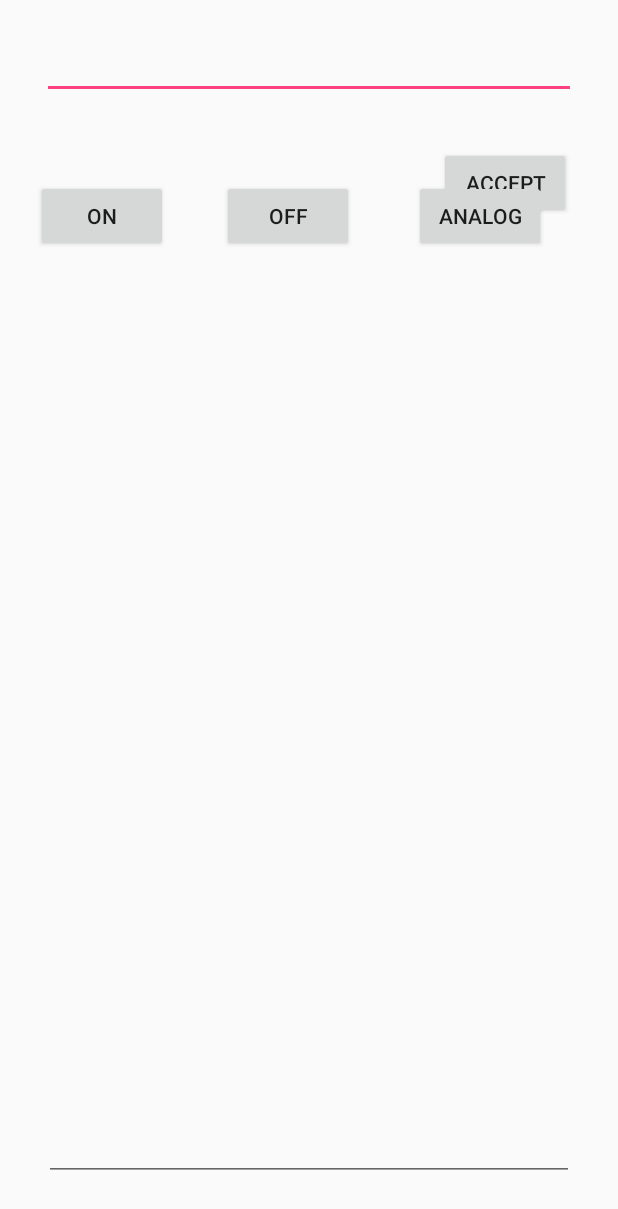
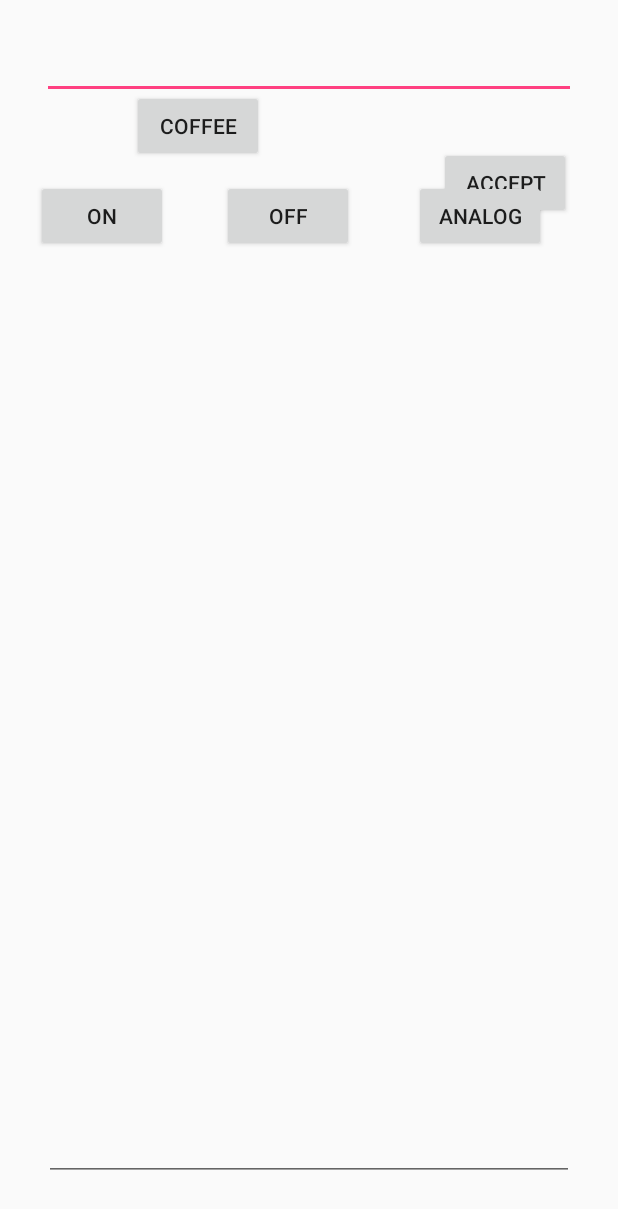
Before and after one commit to hundun000/SocketRobot, an Android app: the screen it shows after launch (MainActivity), on a phone screen of 412 x 824 dp. Shown: the top 1209 px of the screen. Run offline under Robolectric (Android 15) with nearby library versions, the phone set to English and light mode, and no system bars.

Commit message:
Timing mode,and can generate 'coffee' orders.

```diff
--- a/app/src/main/java/com/example/hundun/socketdemo/MainActivity.java
+++ b/app/src/main/java/com/example/hundun/socketdemo/MainActivity.java
@@ -27,6 +27,8 @@ public class MainActivity extends Activity{
 
     public static final String URI = "content://sms/";
 
+    private Thread commandThread;
+
     //UI
     Button btn_accept;
     Button btn_modeOn;
@@ -34,6 +36,7 @@ public class MainActivity extends Activity{
     Button btn_modeAnalog;
     EditText txtCommand;
     EditText txtEcho;
+    Button btn_coffee;
 
     //abstract
 
@@ -41,8 +44,13 @@ public class MainActivity extends Activity{
     final String CMD_ON="-MODE on";
     final String CMD_OFF="-MODE off";
     final String CMD_ANALOG="-MODE heat";
+    final String CMD_TIMING_ON="-MODE timing_on";
+    final String CMD_TIMING_OFF="-MODE timing_off";
 
+    final String SMS_COFFEE="coffee";
+    final String CMD_SET_TIME="-TIMING ";
 
+    final int COMMIT_SPACE_DELAY=500;
 
 
 
@@ -57,6 +65,7 @@ public class MainActivity extends Activity{
         btn_modeAnalog = (Button) findViewById(R.id.btn_modeAnalog);
         txtCommand=(EditText) findViewById(R.id.txtCommand);
         txtEcho=(EditText) findViewById(R.id.txtEcho);
+        btn_coffee= (Button) findViewById(R.id.btn_coffee);
 
         //注册内容观察者
         SMSContentObserver smsContentObserver =
@@ -73,6 +82,9 @@ public class MainActivity extends Activity{
                 if(message.equals(CMD_ON)||message.equals(CMD_OFF)||message.equals(CMD_ANALOG)){
                     txtCommand.setText(message);
                     commitCommand();
+                }
+                else if(message.equals(SMS_COFFEE)){
+                    orderCoffee();
                 }
             }
         });
@@ -97,15 +109,47 @@ public class MainActivity extends Activity{
             public void onClick(View v) {
                 txtCommand.setText(CMD_ANALOG);
             }});
+        btn_coffee.setOnClickListener(new View.OnClickListener() {
+            @Override
+            public void onClick(View v) {
+                orderCoffee();
+            }});
 
         //Toast.makeText(getApplicationContext(), "init",Toast.LENGTH_SHORT).show();
     }
 
     private void commitCommand(){
+        //wait last command finish
+        try
+        {
+            if(commandThread!=null)
+                commandThread.join();
+        }
+        catch (InterruptedException e)
+        {
+            e.printStackTrace();
+        }
+        //wait Arduino handler finish
+        new Handler().postDelayed(new Runnable(){
+            public void run() {
+            }
+        }, COMMIT_SPACE_DELAY);
+
         String command=txtCommand.getText().toString();
-        txtCommand.setText("");
-        Thread thread=new MyThread(command,txtEcho);
-        thread.start();
+        commandThread=new MyThread(command,txtEcho);
+        commandThread.start();
+    }
+
+    private void orderCoffee(){
+        //step 1,set on
+        txtCommand.setText(CMD_ON);
+        commitCommand();
+        //step 2,set timing off
+        txtCommand.setText(CMD_TIMING_OFF);
+        commitCommand();
+        //step 3,set time for cooking coffee(150sec)
+        txtCommand.setText(CMD_SET_TIME+String.valueOf(150));
+        commitCommand();
     }
 
     private String acceptServer(String command) throws IOException {
@@ -164,6 +208,7 @@ public class MainActivity extends Activity{
             try {
                 String echo=acceptServer(command);
                 txtEcho.append("\n"+echo);
+
             } catch (Exception e) {
                 e.printStackTrace();
                 //Toast.makeText(getApplicationContext(), e.getMessage(),Toast.LENGTH_SHORT).show();
--- a/app/src/main/res/layout/activity_main.xml
+++ b/app/src/main/res/layout/activity_main.xml
@@ -84,4 +84,14 @@
         app:layout_constraintStart_toEndOf="@+id/btn_modeOff"
         app:layout_constraintTop_toTopOf="parent" />
 
+    <Button
+        android:id="@+id/btn_coffee"
+        android:layout_width="wrap_content"
+        android:layout_height="wrap_content"
+        android:layout_marginStart="88dp"
+        android:layout_marginTop="60dp"
+        android:text="coffee"
+        app:layout_constraintStart_toStartOf="parent"
+        app:layout_constraintTop_toTopOf="parent" />
+
 </android.support.constraint.ConstraintLayout>
```
Also changed, not shown: 1 other file.
